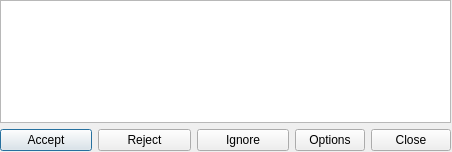
Old version of the form ui/invite_list.ui in the repository gitter-badger/simplechatclient.
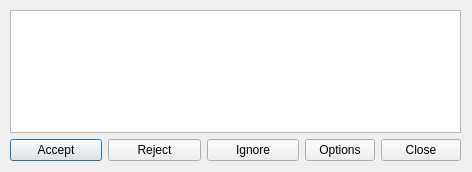
New version of the form.

What changed in the file:
```diff
--- a/ui/invite_list.ui
+++ b/ui/invite_list.ui
@@ -6,20 +6,20 @@
    <rect>
     <x>0</x>
     <y>0</y>
-    <width>452</width>
-    <height>152</height>
+    <width>472</width>
+    <height>172</height>
    </rect>
   </property>
   <property name="minimumSize">
    <size>
-    <width>452</width>
-    <height>152</height>
+    <width>472</width>
+    <height>172</height>
    </size>
   </property>
   <property name="maximumSize">
    <size>
-    <width>452</width>
-    <height>152</height>
+    <width>472</width>
+    <height>172</height>
    </size>
   </property>
   <property name="windowTitle">
@@ -28,8 +28,8 @@
   <widget class="QWidget" name="verticalLayoutWidget">
    <property name="geometry">
     <rect>
-     <x>0</x>
-     <y>0</y>
+     <x>10</x>
+     <y>10</y>
      <width>451</width>
      <height>151</height>
     </rect>
```
